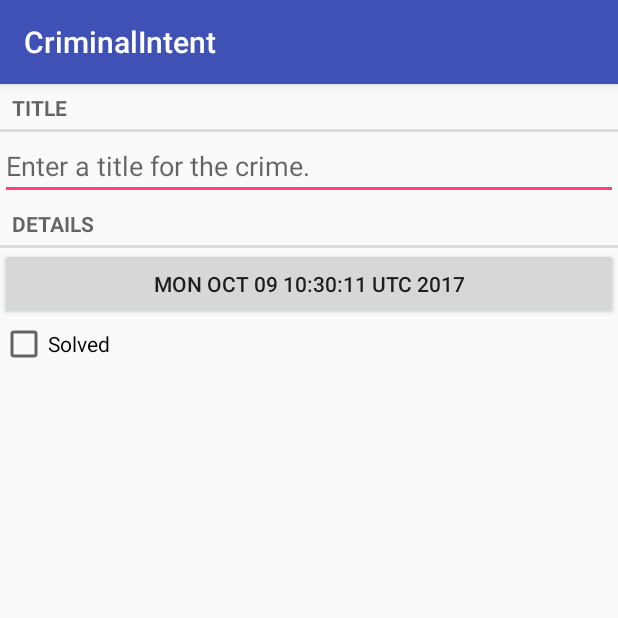
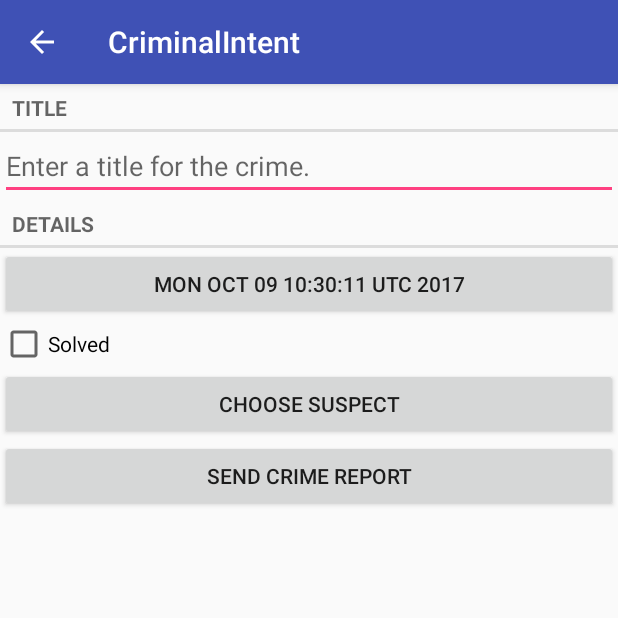
Before and after one commit to vetal71/CriminalIntent, an Android app: the screen it shows after launch (CrimePagerActivity), in the options menu, after a tap on "New Crime", on a phone screen of 412 x 824 dp, the top half of it. Run offline under Robolectric (Android 15) with nearby library versions, the phone set to English and light mode, and no system bars.

Commit message:
Modified activities, fragments and added new classes

```diff
--- a/app/src/main/AndroidManifest.xml
+++ b/app/src/main/AndroidManifest.xml
@@ -16,7 +16,10 @@
                 <category android:name="android.intent.category.LAUNCHER" />
             </intent-filter>
         </activity>
-        <activity android:name=".CrimePagerActivity" />
+        <activity
+            android:name=".CrimePagerActivity"
+            android:parentActivityName=".CrimeListActivity">
+        </activity>
     </application>
 
 </manifest>
--- a/app/src/main/java/com/development/kolesnik/criminalintent/Crime.java
+++ b/app/src/main/java/com/development/kolesnik/criminalintent/Crime.java
@@ -13,9 +13,22 @@ public class Crime {
     private String mTitle;
     private Date mDate;
     private boolean mSolved;
+    private String mSuspect;
+
+    public String getSuspect() {
+        return mSuspect;
+    }
+
+    public void setSuspect(String suspect) {
+        mSuspect = suspect;
+    }
 
     public Crime() {
-        mId = UUID.randomUUID();
+        this(UUID.randomUUID());
+    }
+
+    public Crime(UUID id) {
+        mId = id;
         mDate = new Date();
     }
 
--- a/app/src/main/java/com/development/kolesnik/criminalintent/CrimeFragment.java
+++ b/app/src/main/java/com/development/kolesnik/criminalintent/CrimeFragment.java
@@ -50,6 +50,14 @@ public class CrimeFragment extends Fragment {
         super.onCreate(savedInstanceState);
         UUID crimeId = (UUID) getArguments().getSerializable(ARG_CRIME_ID);
         mCrime = CrimeLab.get(getActivity()).getCrime(crimeId);
+    }
+
+    @Override
+    public void onPause() {
+        super.onPause();
+
+        CrimeLab.get(getActivity())
+                .updateCrime(mCrime);
     }
 
     @Override
--- a/app/src/main/java/com/development/kolesnik/criminalintent/CrimeLab.java
+++ b/app/src/main/java/com/development/kolesnik/criminalintent/CrimeLab.java
@@ -1,6 +1,14 @@
 package com.development.kolesnik.criminalintent;
 
+import android.content.ContentValues;
 import android.content.Context;
+import android.database.Cursor;
+import android.database.sqlite.SQLiteDatabase;
+
+import com.development.kolesnik.criminalintent.database.CrimeBaseHelper;
+import com.development.kolesnik.criminalintent.database.CrimeCursorWrapper;
+import com.development.kolesnik.criminalintent.database.CrimeDbSchema;
+import com.development.kolesnik.criminalintent.database.CrimeDbSchema.CrimeTable;
 
 import java.util.ArrayList;
 import java.util.List;
@@ -14,7 +22,8 @@ public class CrimeLab {
 
     private static CrimeLab sCrimeLab;
 
-    private List<Crime> mCrimes;
+    private Context mContext;
+    private SQLiteDatabase mDatabase;
 
     public static CrimeLab get(Context context) {
         if (sCrimeLab == null) {
@@ -24,24 +33,79 @@ public class CrimeLab {
     }
 
     private CrimeLab(Context context) {
-        mCrimes = new ArrayList<>();
+        mContext = context.getApplicationContext();
+        mDatabase = new CrimeBaseHelper(mContext)
+                .getWritableDatabase();
     }
 
     public void addCrime(Crime c) {
-        mCrimes.add(c);
+        ContentValues values = getContentValues(c);
+        mDatabase.insert(CrimeTable.NAME, null, values);
     }
 
     public List<Crime> getCrimes() {
-        return mCrimes;
+        List<Crime> crimes = new ArrayList<>();
+        CrimeCursorWrapper cursor = queryCrimes(null, null);
+
+        try {
+            cursor.moveToFirst();
+            while (!cursor.isAfterLast()) {
+                crimes.add(cursor.getCrime());
+                cursor.moveToNext();
+            }
+        } finally {
+            cursor.close();
+        }
+
+        return crimes;
     }
 
     public Crime getCrime(UUID id) {
-        for (Crime crime : mCrimes) {
-            if (crime.getId().equals(id)) {
-                return crime;
+        CrimeCursorWrapper cursor = queryCrimes(
+                CrimeTable.Cols.UUID + " = ?",
+                new String[] { id.toString() }
+        );
+        try {
+            if (cursor.getCount() == 0) {
+                return  null;
             }
+            cursor.moveToFirst();
+            return cursor.getCrime();
+        } finally {
+            cursor.close();
         }
-        return null;
+    }
+
+    public void updateCrime(Crime crime) {
+        String uuidString = crime.getId().toString();
+        ContentValues values = getContentValues(crime);
+        mDatabase.update(CrimeTable.NAME, values,
+                CrimeTable.Cols.UUID + " = ?",
+                new String[] { uuidString });
+    }
+
+    private CrimeCursorWrapper queryCrimes(String whereClause, String[] whereArgs) {
+        Cursor cursor = mDatabase.query(
+                CrimeTable.NAME,
+                null,
+                whereClause,
+                whereArgs,
+                null,
+                null,
+                null
+        );
+        return new CrimeCursorWrapper(cursor);
+    }
+
+    private static ContentValues getContentValues(Crime crime) {
+        ContentValues values = new ContentValues();
+        values.put(CrimeTable.Cols.UUID, crime.getId().toString());
+        values.put(CrimeTable.Cols.TITLE, crime.getTitle());
+        values.put(CrimeTable.Cols.DATE, crime.getDate().getTime());
+        values.put(CrimeTable.Cols.SOLVED, crime.isSolved() ? 1 : 0);
+        values.put(CrimeTable.Cols.SUSPECT, crime.getSuspect());
+
+        return values;
     }
 
 }
--- a/app/src/main/java/com/development/kolesnik/criminalintent/CrimeListFragment.java
+++ b/app/src/main/java/com/development/kolesnik/criminalintent/CrimeListFragment.java
@@ -3,6 +3,7 @@ package com.development.kolesnik.criminalintent;
 import android.content.Intent;
 import android.os.Bundle;
 import android.support.v4.app.Fragment;
+import android.support.v7.app.AppCompatActivity;
 import android.support.v7.widget.LinearLayoutManager;
 import android.support.v7.widget.RecyclerView;
 import android.view.LayoutInflater;
@@ -22,8 +23,11 @@ import java.util.List;
 
 public class CrimeListFragment extends Fragment {
 
+    private static final String SAVED_SUBTITLE_VISIBLE = "subtitle";
+
     private RecyclerView mCrimeRecyclerView;
     private CrimeAdapter mAdapter;
+    private boolean mSubtitleVisible;
 
     @Override
     public void onCreate(Bundle savedInstanceState) {
@@ -39,6 +43,10 @@ public class CrimeListFragment extends Fragment {
                 .findViewById(R.id.crime_recycler_view);
         mCrimeRecyclerView.setLayoutManager(new LinearLayoutManager(getActivity()));
 
+        if (savedInstanceState != null) {
+            mSubtitleVisible = savedInstanceState.getBoolean(SAVED_SUBTITLE_VISIBLE);
+        }
+
         updateUI();
 
         return view;
@@ -51,9 +59,23 @@ public class CrimeListFragment extends Fragment {
     }
 
     @Override
+    public void onSaveInstanceState(Bundle outState) {
+        super.onSaveInstanceState(outState);
+        outState.putBoolean(SAVED_SUBTITLE_VISIBLE, mSubtitleVisible);
+    }
+
+    @Override
     public void onCreateOptionsMenu(Menu menu, MenuInflater inflater) {
         super.onCreateOptionsMenu(menu, inflater);
         inflater.inflate(R.menu.fragment_crime_list, menu);
+
+        MenuItem subtitleItem = menu.findItem(R.id.show_subtitle);
+        if (mSubtitleVisible) {
+            subtitleItem.setTitle(R.string.hide_subtitle);
+        } else {
+            subtitleItem.setTitle(R.string.show_subtitle);
+        }
+
     }
 
     @Override
@@ -66,9 +88,27 @@ public class CrimeListFragment extends Fragment {
                         .newIntent(getActivity(), crime.getId());
                 startActivity(intent);
                 return true;
+            case R.id.show_subtitle:
+                mSubtitleVisible = !mSubtitleVisible;
+                getActivity().invalidateOptionsMenu();
+                updateSubtitle();
+                return true;
             default:
                 return super.onOptionsItemSelected(item);
         }
+    }
+
+    private void updateSubtitle() {
+        CrimeLab crimeLab = CrimeLab.get(getActivity());
+        int crimeCount = crimeLab.getCrimes().size();
+        String subtitle = getString(R.string.subtitle_format, crimeCount);
+
+        if (!mSubtitleVisible) {
+            subtitle = null;
+        }
+
+        AppCompatActivity activity = (AppCompatActivity) getActivity();
+        activity.getSupportActionBar().setSubtitle(subtitle);
     }
 
     private void updateUI() {
@@ -79,8 +119,11 @@ public class CrimeListFragment extends Fragment {
             mAdapter = new CrimeAdapter(crimes);
             mCrimeRecyclerView.setAdapter(mAdapter);
         } else {
+            mAdapter.setCrimes(crimes);
             mAdapter.notifyDataSetChanged();
         }
+        updateSubtitle();
+
     }
 
     private class CrimeHolder extends RecyclerView.ViewHolder implements View.OnClickListener {
@@ -138,6 +181,11 @@ public class CrimeListFragment extends Fragment {
         public int getItemCount() {
             return mCrimes.size();
         }
+
+        public void setCrimes(List<Crime> crimes) {
+            mCrimes = crimes;
+        }
+
     }
 
 
--- /dev/null
+++ b/app/src/main/java/com/development/kolesnik/criminalintent/database/CrimeBaseHelper.java
@@ -0,0 +1,39 @@
+package com.development.kolesnik.criminalintent.database;
+
+import android.content.Context;
+import android.database.sqlite.SQLiteDatabase;
+import android.database.sqlite.SQLiteOpenHelper;
+
+import com.development.kolesnik.criminalintent.database.CrimeDbSchema.CrimeTable;
+
+/**
+ * Created by kolesnik on 09.10.2017.
+ */
+
+public class CrimeBaseHelper extends SQLiteOpenHelper {
+
+    private static final int VERSION = 1;
+    private static final String DATABASE_NAME = "crimeBase.db";
+
+    public CrimeBaseHelper(Context context) {
+        super(context, DATABASE_NAME, null, VERSION);
+    }
+
+    @Override
+    public void onCreate(SQLiteDatabase db) {
+        db.execSQL("create table " + CrimeTable.NAME + "(" +
+                " _id integer primary key autoincrement, " +
+                CrimeTable.Cols.UUID + "," +
+                CrimeTable.Cols.TITLE + "," +
+                CrimeTable.Cols.DATE + "," +
+                CrimeTable.Cols.SOLVED + "," +
+                CrimeTable.Cols.SUSPECT +
+                ")"
+        );
+    }
+
+    @Override
+    public void onUpgrade(SQLiteDatabase db, int i, int i1) {
+
+    }
+}
--- /dev/null
+++ b/app/src/main/java/com/development/kolesnik/criminalintent/database/CrimeCursorWrapper.java
@@ -0,0 +1,38 @@
+package com.development.kolesnik.criminalintent.database;
+
+import android.database.Cursor;
+import android.database.CursorWrapper;
+
+import com.development.kolesnik.criminalintent.Crime;
+import com.development.kolesnik.criminalintent.database.CrimeDbSchema.CrimeTable;
+
+import java.util.Date;
+import java.util.UUID;
+
+/**
+ * Created by kolesnik on 09.10.2017.
+ */
+
+public class CrimeCursorWrapper extends CursorWrapper {
+
+    public CrimeCursorWrapper(Cursor cursor) {
+        super(cursor);
+    }
+
+    public Crime getCrime() {
+        String uuidString = getString(getColumnIndex(CrimeTable.Cols.UUID));
+        String title = getString(getColumnIndex(CrimeTable.Cols.TITLE));
+        long date = getLong(getColumnIndex(CrimeTable.Cols.DATE));
+        int isSolved = getInt(getColumnIndex(CrimeTable.Cols.SOLVED));
+        String suspect = getString(getColumnIndex(CrimeTable.Cols.SUSPECT));
+
+        Crime crime = new Crime(UUID.fromString(uuidString));
+        crime.setTitle(title);
+        crime.setDate(new Date(date));
+        crime.setSolved(isSolved != 0);
+        crime.setSuspect(suspect);
+
+        return crime;
+    }
+
+}
--- /dev/null
+++ b/app/src/main/java/com/development/kolesnik/criminalintent/database/CrimeDbSchema.java
@@ -0,0 +1,22 @@
+package com.development.kolesnik.criminalintent.database;
+
+/**
+ * Created by kolesnik on 09.10.2017.
+ */
+
+public class CrimeDbSchema {
+
+    public static final class  CrimeTable {
+        public static final String NAME = "crimes";
+
+        public static final class Cols {
+            public static final String UUID = "uuid";
+            public static final String TITLE = "title";
+            public static final String DATE = "date";
+            public static final String SOLVED = "solved";
+            public static final String SUSPECT = "suspect";
+        }
+
+    }
+
+}
--- a/app/src/main/res/layout/fragment_crime.xml
+++ b/app/src/main/res/layout/fragment_crime.xml
@@ -34,4 +34,16 @@
         android:layout_height="wrap_content"
         android:text="@string/crime_solved_label" />
 
+    <Button
+        android:id="@+id/crime_suspect"
+        android:layout_width="match_parent"
+        android:layout_height="wrap_content"
+        android:text="@string/crime_suspect_text"/>
+
+    <Button
+        android:id="@+id/crime_report"
+        android:layout_width="match_parent"
+        android:layout_height="wrap_content"
+        android:text="@string/crime_report_text"/>
+
 </LinearLayout>
--- a/app/src/main/res/menu/fragment_crime_list.xml
+++ b/app/src/main/res/menu/fragment_crime_list.xml
@@ -7,4 +7,9 @@
         android:title="@string/new_crime"
         app:showAsAction="ifRoom|withText" />
 
+    <item
+        android:id="@+id/show_subtitle"
+        android:title="@string/show_subtitle"
+        app:showAsAction="ifRoom" />
+
 </menu>
--- a/app/src/main/res/values/strings.xml
+++ b/app/src/main/res/values/strings.xml
@@ -9,4 +9,15 @@
     <string name="show_subtitle">Show Subtitle</string>
     <string name="hide_subtitle">Hide Subtitle</string>
     <string name="subtitle_format">%1$d crimes</string>
+    <string name="crime_suspect_text">Choose Suspect</string>
+    <string name="crime_report_text">Send Crime Report</string>
+    <string name="crime_report">%1$s!
+        The crime was discovered on %2$s. %3$s, and %4$s
+    </string>
+    <string name="crime_report_solved">The case is solved</string>
+    <string name="crime_report_unsolved">The case is not solved</string>
+    <string name="crime_report_no_suspect">there is no suspect.</string>
+    <string name="crime_report_suspect">the suspect is %s.</string>
+    <string name="crime_report_subject">CriminalIntent Crime Report</string>
+    <string name="send_report">Send crime report via</string>
 </resources>
```
